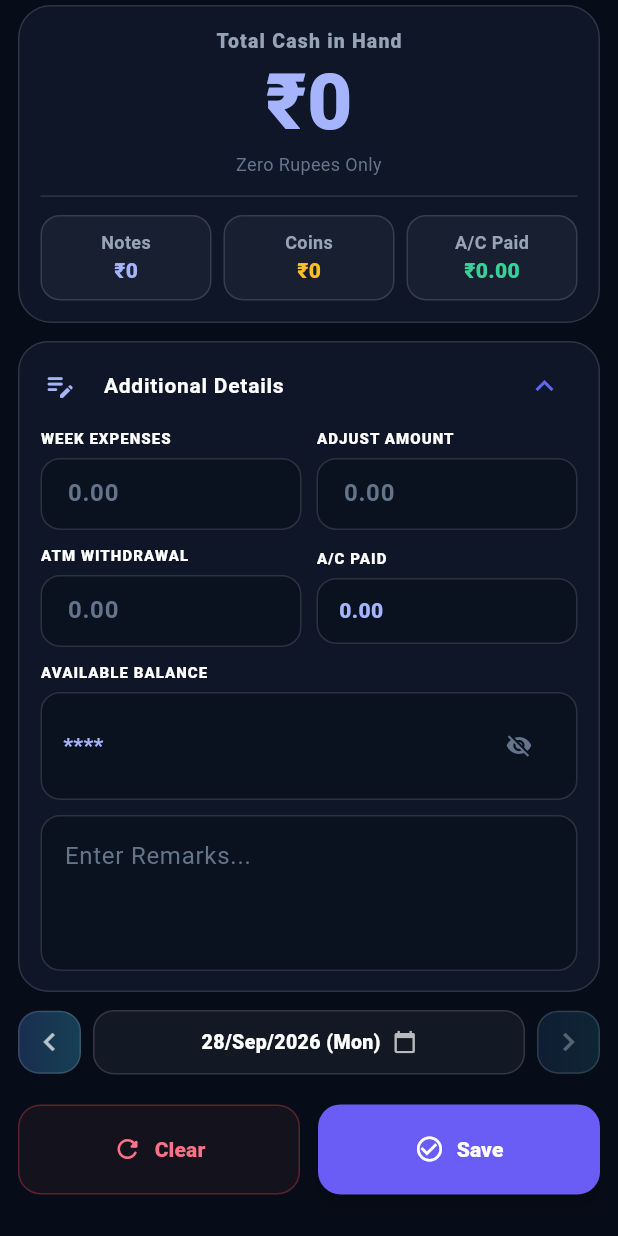
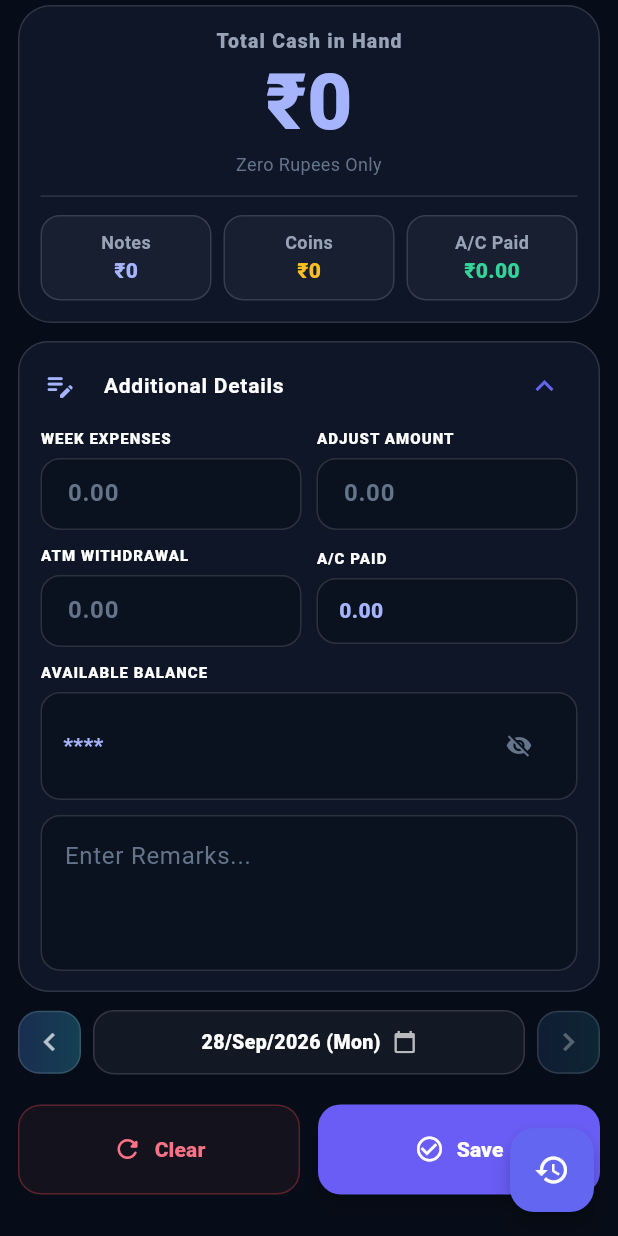
Before and after one commit to ktdata405/ktapps-flutter-new, a Flutter app: the DenominationsScreen screen opened by its route, scrolled down 855 dp, after a tap on "Clear", on a phone screen of 412 x 824 dp. Run offline on Flutter 3.47's test engine with Material 3 defaults, Android fonts, the phone set to English and light mode, and no system bars; our stand-ins replace camera, file_picker, shared_preferences; missing offline and left inert: dart:js_interop, excel; accounts and stored records are empty; network calls fail; Roboto replaces fonts that are missing (Plus Jakarta Sans).

Commit message:
Temp save for denominations

```diff
--- a/lib/core_strings.dart
+++ b/lib/core_strings.dart
@@ -263,7 +263,7 @@ class KtStrings {
   static const hlDisbursementSubtitle = 'HL Disbursements';
   static const hlDisbursementReport = houseConstructionReport;
   static const addHouseBill = 'Add Bill';
-  static const addHlDisbursement = 'Add Disbursement';
+  static const addHlDisbursement = 'Add';
   static const editHouseBill = 'Edit Bill';
   static const editHlDisbursement = 'Edit Disbursement';
   static const enterGroupNameHint = 'Enter group name';
--- a/lib/denominations/denominations_screen.dart
+++ b/lib/denominations/denominations_screen.dart
@@ -1,3 +1,5 @@
+import 'dart:async';
+import 'dart:convert';
 import 'package:flutter/material.dart';
 import 'package:intl/intl.dart';
 
@@ -19,6 +21,9 @@ class _DenominationsScreenState extends State<DenominationsScreen> {
   final _service = DenominationsService();
   static const _notes = [500, 200, 100, 50, 20, 10];
   static const _coins = [5, 2, 1];
+  static const _draftKey = 'denom_entry_draft_v1';
+  static const _draftDuration = Duration(hours: 24);
+  Timer? _draftTimer;
 
   final _weekCtrl = TextEditingController();
   final _adjustCtrl = TextEditingController();
@@ -54,8 +59,10 @@ class _DenominationsScreenState extends State<DenominationsScreen> {
     _weekCtrl.addListener(_recalc);
     _adjustCtrl.addListener(_recalc);
     _atmCtrl.addListener(_recalc);
+    _remarksCtrl.addListener(_recalc);
     _remarksFocus.addListener(_onRemarksFocusChange);
     _loadUiType();
+    _cleanupExpiredDraft();
     WidgetsBinding.instance.addPostFrameCallback(
       (_) => _fetchPreviousBalance(),
     );
@@ -100,6 +107,7 @@ class _DenominationsScreenState extends State<DenominationsScreen> {
 
   @override
   void dispose() {
+    _draftTimer?.cancel();
     _weekCtrl.dispose();
     _adjustCtrl.dispose();
     _atmCtrl.dispose();
@@ -264,6 +272,135 @@ class _DenominationsScreenState extends State<DenominationsScreen> {
       _acPaid = acPaid;
       _available = _previousBalance + acPaid;
     });
+
+    _scheduleSaveDraft();
+  }
+
+  void _scheduleSaveDraft() {
+    _draftTimer?.cancel();
+    _draftTimer = Timer(const Duration(milliseconds: 500), () {
+      _saveDraft();
+    });
+  }
+
+  Future<void> _saveDraft() async {
+    bool hasData = false;
+    final qtyMap = <String, String>{};
+    for (final v in [..._notes, ..._coins]) {
+      final txt = _qtyCtrls[v]!.text.trim();
+      if (txt.isNotEmpty && txt != '0') {
+        hasData = true;
+      }
+      qtyMap['$v'] = txt;
+    }
+    if (_weekCtrl.text.trim().isNotEmpty && _weekCtrl.text.trim() != '0') {
+      hasData = true;
+    }
+    if (_adjustCtrl.text.trim().isNotEmpty && _adjustCtrl.text.trim() != '0') {
+      hasData = true;
+    }
+    if (_atmCtrl.text.trim().isNotEmpty && _atmCtrl.text.trim() != '0') {
+      hasData = true;
+    }
+    if (_remarksCtrl.text.trim().isNotEmpty) {
+      hasData = true;
+    }
+
+    try {
+      final prefs = await SharedPreferences.getInstance();
+
+      if (!hasData) {
+        await prefs.remove(_draftKey);
+        return;
+      }
+
+      final draftData = {
+        'timestamp': DateTime.now().millisecondsSinceEpoch,
+        'selectedDate': _selectedDate.toIso8601String(),
+        'qty': qtyMap,
+        'week': _weekCtrl.text,
+        'adjust': _adjustCtrl.text,
+        'atm': _atmCtrl.text,
+        'remarks': _remarksCtrl.text,
+      };
+
+      await prefs.setString(_draftKey, jsonEncode(draftData));
+    } catch (_) {}
+  }
+
+  Future<void> _restoreDraft() async {
+    try {
+      final prefs = await SharedPreferences.getInstance();
+      final raw = prefs.getString(_draftKey);
+      if (raw == null || raw.isEmpty) {
+        if (!mounted) return;
+        ktShowCustomToast(context, 'No saved draft found');
+        return;
+      }
+
+      final Map<String, dynamic> data = jsonDecode(raw);
+      final int timestamp = data['timestamp'] ?? 0;
+      final now = DateTime.now().millisecondsSinceEpoch;
+
+      if (now - timestamp > _draftDuration.inMilliseconds) {
+        await prefs.remove(_draftKey);
+        if (!mounted) return;
+        ktShowCustomToast(context, 'Saved draft expired (>24 hours)');
+        return;
+      }
+
+      final Map<String, dynamic> qtyMap = Map<String, dynamic>.from(data['qty'] ?? {});
+      for (final v in [..._notes, ..._coins]) {
+        if (qtyMap.containsKey('$v')) {
+          _qtyCtrls[v]!.text = (qtyMap['$v'] ?? '').toString();
+        }
+      }
+      _weekCtrl.text = (data['week'] ?? '').toString();
+      _adjustCtrl.text = (data['adjust'] ?? '').toString();
+      _atmCtrl.text = (data['atm'] ?? '').toString();
+      _remarksCtrl.text = (data['remarks'] ?? '').toString();
+
+      if (data['selectedDate'] != null) {
+        final dt = DateTime.tryParse(data['selectedDate'].toString());
+        if (dt != null) {
+          setState(() {
+            _selectedDate = dt;
+          });
+        }
+      }
+
+      _recalc();
+      _fetchPreviousBalance();
+
+      if (!mounted) return;
+      ktShowCustomToast(context, 'Draft restored successfully');
+    } catch (e) {
+      if (!mounted) return;
+      ktShowCustomToast(context, 'Failed to restore draft');
+    }
+  }
+
+  Future<void> _clearDraft() async {
+    _draftTimer?.cancel();
+    try {
+      final prefs = await SharedPreferences.getInstance();
+      await prefs.remove(_draftKey);
+    } catch (_) {}
+  }
+
+  Future<void> _cleanupExpiredDraft() async {
+    try {
+      final prefs = await SharedPreferences.getInstance();
+      final raw = prefs.getString(_draftKey);
+      if (raw != null && raw.isNotEmpty) {
+        final Map<String, dynamic> data = jsonDecode(raw);
+        final int timestamp = data['timestamp'] ?? 0;
+        final now = DateTime.now().millisecondsSinceEpoch;
+        if (now - timestamp > _draftDuration.inMilliseconds) {
+          await prefs.remove(_draftKey);
+        }
+      }
+    } catch (_) {}
   }
 
   void _clearAll() {
@@ -275,6 +412,7 @@ class _DenominationsScreenState extends State<DenominationsScreen> {
     _atmCtrl.clear();
     _remarksCtrl.clear();
     _editingRowIndex = null;
+    _clearDraft();
     _recalc();
     _fetchPreviousBalance();
   }
@@ -324,6 +462,8 @@ class _DenominationsScreenState extends State<DenominationsScreen> {
               ? KtStrings.dataSaved
               : KtStrings.dataUpdated;
       ktShowCustomToast(context, msg);
+
+      await _clearDraft();
 
       if (_editingRowIndex == null) {
         _clearAll();
@@ -674,6 +814,14 @@ class _DenominationsScreenState extends State<DenominationsScreen> {
             ),
         ],
       ),
+      floatingActionButton: _focusedDenomIndex != null
+          ? null
+          : FloatingActionButton(
+              onPressed: _restoreDraft,
+              backgroundColor: ktPrimary,
+              tooltip: 'Restore Saved Draft',
+              child: const Icon(Icons.restore, color: Colors.white),
+            ),
       bottomNavigationBar: _uiType == 1 ? _buildFooterSecondUI() : null,
     );
   }
```
